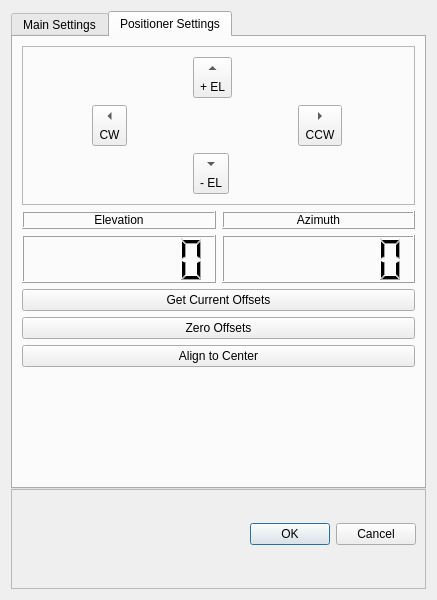
Old version of the form gui/settings_ui.ui in the repository Wireless-Research-Tester/Automated-Wireless-Research-Tester.
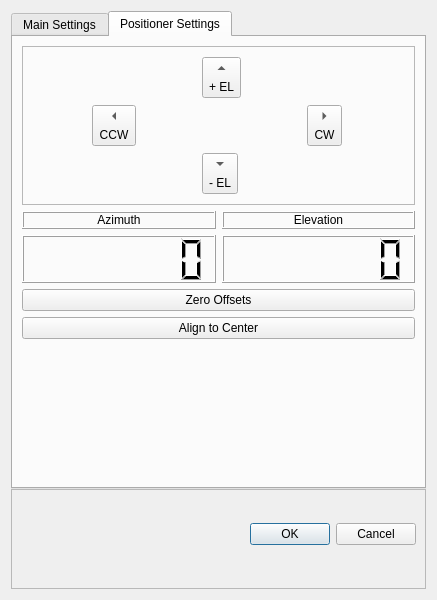
New version of the form. The open tabs and pages were chosen to show the change.

What changed in the file:
```diff
--- a/gui/settings_ui.ui
+++ b/gui/settings_ui.ui
@@ -667,7 +667,7 @@
           <item row="1" column="0">
            <widget class="QToolButton" name="left_toolButton_4">
             <property name="text">
-             <string>CW</string>
+             <string>CCW</string>
             </property>
             <property name="shortcut">
              <string>A</string>
@@ -729,7 +729,7 @@
           <item row="1" column="2">
            <widget class="QToolButton" name="right_toolButton_4">
             <property name="text">
-             <string>CCW</string>
+             <string>CW</string>
             </property>
             <property name="shortcut">
              <string>D</string>
@@ -803,7 +803,7 @@
            </property>
           </widget>
          </item>
-         <item row="3" column="1">
+         <item row="3" column="0">
           <widget class="QLabel" name="pan_label_4">
            <property name="frameShape">
             <enum>QFrame::Box</enum>
@@ -819,7 +819,7 @@
            </property>
           </widget>
          </item>
-         <item row="3" column="0">
+         <item row="3" column="1">
           <widget class="QLabel" name="tilt_label_4">
            <property name="frameShape">
             <enum>QFrame::Box</enum>
@@ -842,13 +842,6 @@
          <property name="spacing">
           <number>6</number>
          </property>
-         <item>
-          <widget class="QPushButton" name="getCurrentOffsets_Button_4">
-           <property name="text">
-            <string>Get Current Offsets</string>
-           </property>
-          </widget>
-         </item>
          <item>
           <widget class="QPushButton" name="zeroOffsets_Button_4">
            <property name="text">
```
Left out of the diff: 2 changed lines with no effect on the pictures.
